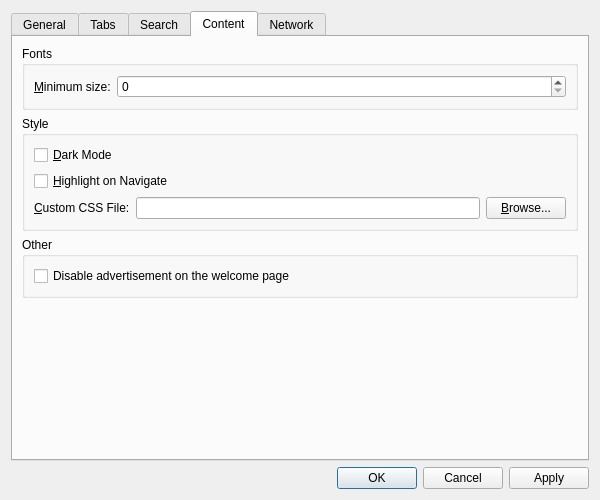
Before: the Qt Designer form src/libs/ui/settingsdialog.ui in zealdocs/zeal, drawn with Qt 5.
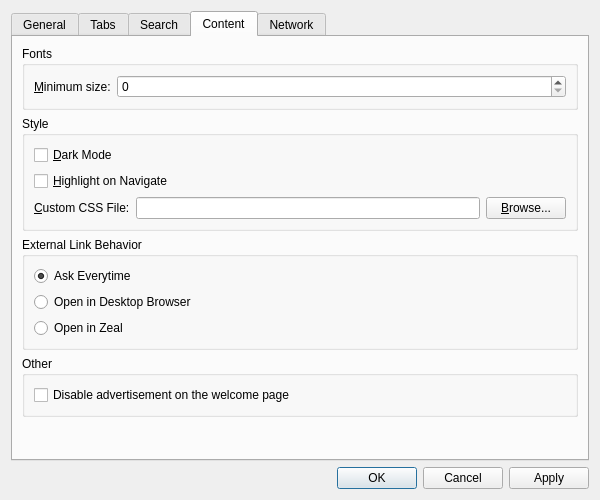
After: the same form once the commit is applied. The open tabs and pages were chosen to show the change. Custom widgets are drawn as their Qt base class.

Commit message: ui: Make external link behavior configurable (fixes #416)

```diff
--- a/src/libs/ui/settingsdialog.ui
+++ b/src/libs/ui/settingsdialog.ui
@@ -313,6 +313,39 @@
          </layout>
         </widget>
        </item>
+       <item>
+        <widget class="QGroupBox" name="groupBox_7">
+         <property name="title">
+          <string>External Link Behavior</string>
+         </property>
+         <layout class="QVBoxLayout" name="verticalLayout_13">
+          <item>
+           <widget class="QRadioButton" name="radioExternalLinkAsk">
+            <property name="text">
+             <string>Ask Everytime</string>
+            </property>
+            <property name="checked">
+             <bool>true</bool>
+            </property>
+           </widget>
+          </item>
+          <item>
+           <widget class="QRadioButton" name="radioExternalLinkOpenDesktop">
+            <property name="text">
+             <string>Open in Desktop Browser</string>
+            </property>
+           </widget>
+          </item>
+          <item>
+           <widget class="QRadioButton" name="radioExternalLinkOpen">
+            <property name="text">
+             <string>Open in Zeal</string>
+            </property>
+           </widget>
+          </item>
+         </layout>
+        </widget>
+       </item>
        <item>
         <widget class="QGroupBox" name="groupBox_2">
          <property name="title">
```
The commit also changes 8 other files.
